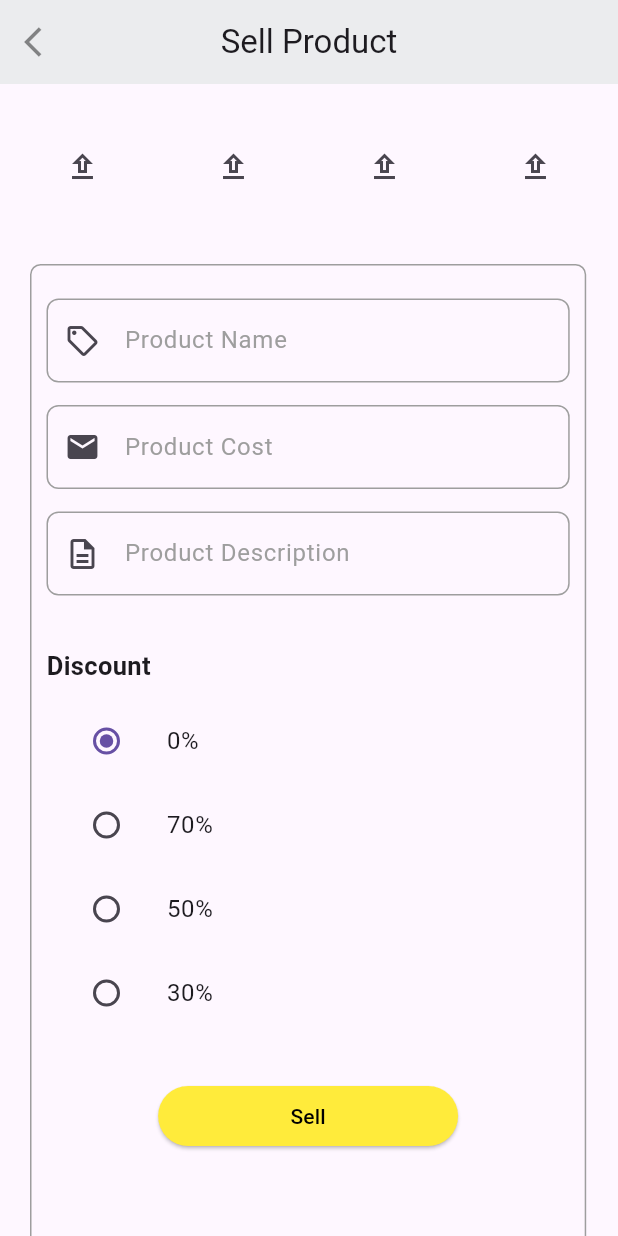
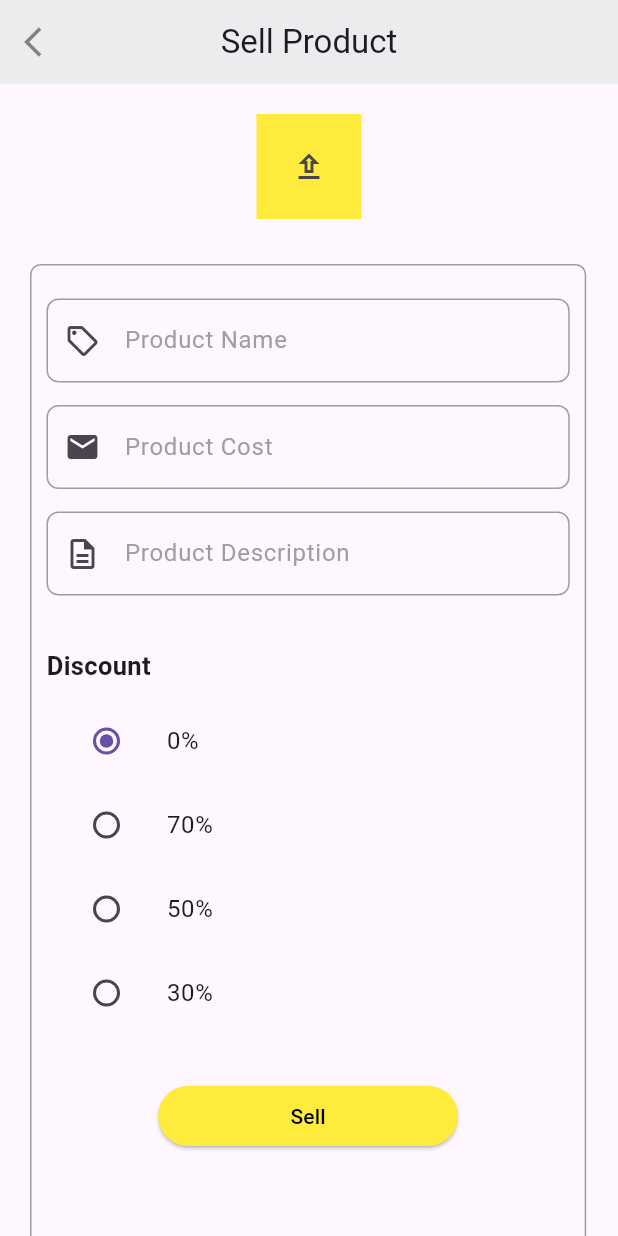
Before and after one commit to Rohan-Beta/AmazonClone, a Flutter app: the SellProductScreen screen opened directly, on a phone screen of 412 x 824 dp. Run offline on Flutter 3.47's test engine with Material 3 defaults, Android fonts, the phone set to English and light mode, and no system bars; our stand-ins replace cloud_firestore, connectivity_plus, firebase_auth, firebase_core, firebase_storage, font_awesome_flutter and 4 more; accounts and stored records are empty; network calls fail.

Commit message:
add product description screen

```diff
--- a/lib/MyModels/product_model.dart
+++ b/lib/MyModels/product_model.dart
@@ -9,6 +9,7 @@ class ProductModel {
   final String sellerName;
   final String sellerUid;
   final int rating;
+  final String description;
 
   ProductModel(
     this.url,
@@ -19,6 +20,7 @@ class ProductModel {
     this.sellerName,
     this.sellerUid,
     this.rating,
+    this.description,
   );
   Map<String, dynamic> getJson() {
     return {
@@ -30,6 +32,7 @@ class ProductModel {
       "sellerName": sellerName,
       "sellerUid": sellerUid,
       "rating": rating,
+      "description": description,
     };
   }
 
@@ -43,6 +46,7 @@ class ProductModel {
       json["sellerName"],
       json["sellerUid"],
       json["rating"],
+      json["description"],
     );
   }
 }
--- a/lib/screens/account_screen.dart
+++ b/lib/screens/account_screen.dart
@@ -199,7 +199,7 @@ class _AccountScreenState extends State<AccountScreen> {
                             "Rohan",
                             "8017202787",
                             4,
-                        ),
+                            "description"),
                       ),
                     ],
                   ),
--- a/lib/screens/cart_screen.dart
+++ b/lib/screens/cart_screen.dart
@@ -76,7 +76,9 @@ class _CartScreenState extends State<CartScreen> {
                   "123456789",
                   "Rohan",
                   "8017202787",
-                    4),
+                  4,
+                  "description",
+                ),
               ),
               Padding(
                 padding: const EdgeInsets.only(top: 20, bottom: 20),
--- a/lib/screens/home_screen.dart
+++ b/lib/screens/home_screen.dart
@@ -117,7 +117,7 @@ class _HomeScreenState extends State<HomeScreen> {
               ),
             )
           : Center(
-              child: CircularProgressIndicator(color: Colors.blue[300]),
+              child: CircularProgressIndicator(color: Colors.orange),
             ),
     );
   }
--- a/lib/screens/result_screen.dart
+++ b/lib/screens/result_screen.dart
@@ -65,7 +65,9 @@ class _ResultScreenState extends State<ResultScreen> {
                         "123456789",
                         "Rohan",
                         "8017202787",
-                          4),
+                        4,
+                        "description of product",
+                      ),
                     );
                   }),
             ),
--- a/lib/screens/sell_product_screen.dart
+++ b/lib/screens/sell_product_screen.dart
@@ -24,12 +24,11 @@ class _SellProductScreenState extends State<SellProductScreen> {
   TextEditingController costController = TextEditingController();
   TextEditingController descriptionController = TextEditingController();
 
-  bool isLoading = false;
   int selected = 1;
   Uint8List? image;
-  Uint8List? image1;
-  Uint8List? image2;
-  Uint8List? image3;
+  // Uint8List? image1;
+  // Uint8List? image2;
+  // Uint8List? image3;
 
   List<int> discountKeys = [0, 70, 50, 30];
 
@@ -83,12 +82,13 @@ class _SellProductScreenState extends State<SellProductScreen> {
                   crossAxisAlignment: CrossAxisAlignment.start,
                   children: [
                     Row(
-                      mainAxisAlignment: MainAxisAlignment.spaceBetween,
+                      mainAxisAlignment: MainAxisAlignment.center,
                       children: [
                         // first image
 
                         image == null
-                            ? SizedBox(
+                            ? Container(
+                                color: Colors.yellow,
                                 height: 70,
                                 width: 70,
                                 child: IconButton(
@@ -111,80 +111,80 @@ class _SellProductScreenState extends State<SellProductScreen> {
                                 child: Image.memory(image!),
                               ),
 
-                        // second image
-                        image1 == null
-                            ? SizedBox(
-                                height: 70,
-                                width: 70,
-                                child: IconButton(
-                                  icon: Icon(Icons.upload_outlined),
-                                  onPressed: () async {
-                                    Uint8List? temp =
-                                        await MyScreenSize().pickImage();
+                        // // second image
+                        // image1 == null
+                        //     ? SizedBox(
+                        //         height: 70,
+                        //         width: 70,
+                        //         child: IconButton(
+                        //           icon: Icon(Icons.upload_outlined),
+                        //           onPressed: () async {
+                        //             Uint8List? temp =
+                        //                 await MyScreenSize().pickImage();
 
-                                    if (temp != null) {
-                                      setState(() {
-                                        image1 = temp;
-                                      });
-                                    }
-                                  },
-                                ),
-                              )
-                            : SizedBox(
-                                height: 70,
-                                width: 70,
-                                child: Image.memory(image1!),
-                              ),
+                        //             if (temp != null) {
+                        //               setState(() {
+                        //                 image1 = temp;
+                        //               });
+                        //             }
+                        //           },
+                        //         ),
+                        //       )
+                        //     : SizedBox(
+                        //         height: 70,
+                        //         width: 70,
+                        //         child: Image.memory(image1!),
+                        //       ),
 
-                        // third image
-                        image2 == null
-                            ? SizedBox(
-                                height: 70,
-                                width: 70,
-                                child: IconButton(
-                                  icon: Icon(Icons.upload_outlined),
-                                  onPressed: () async {
-                                    Uint8List? temp =
-                                        await MyScreenSize().pickImage();
+                        // // third image
+                        // image2 == null
+                        //     ? SizedBox(
+                        //         height: 70,
+                        //         width: 70,
+                        //         child: IconButton(
+                        //           icon: Icon(Icons.upload_outlined),
+                        //           onPressed: () async {
+                        //             Uint8List? temp =
+                        //                 await MyScreenSize().pickImage();
 
-                                    if (temp != null) {
-                                      setState(() {
-                                        image2 = temp;
-                                      });
-                                    }
-                                  },
-                                ),
-                              )
-                            : SizedBox(
-                                height: 70,
-                                width: 70,
-                                child: Image.memory(image2!),
-                              ),
+                        //             if (temp != null) {
+                        //               setState(() {
+                        //                 image2 = temp;
+                        //               });
+                        //             }
+                        //           },
+                        //         ),
+                        //       )
+                        //     : SizedBox(
+                        //         height: 70,
+                        //         width: 70,
+                        //         child: Image.memory(image2!),
+                        //       ),
 
-                        // fourth image
-                        image3 == null
-                            ? SizedBox(
-                                height: 70,
-                                width: 70,
-                                child: IconButton(
-                                  icon: Icon(Icons.upload_outlined),
-                                  onPressed: () async {
-                                    Uint8List? temp =
-                                        await MyScreenSize().pickImage();
+                        // // fourth image
+                        // image3 == null
+                        //     ? SizedBox(
+                        //         height: 70,
+                        //         width: 70,
+                        //         child: IconButton(
+                        //           icon: Icon(Icons.upload_outlined),
+                        //           onPressed: () async {
+                        //             Uint8List? temp =
+                        //                 await MyScreenSize().pickImage();
 
-                                    if (temp != null) {
-                                      setState(() {
-                                        image3 = temp;
-                                      });
-                                    }
-                                  },
-                                ),
-                              )
-                            : SizedBox(
-                                height: 70,
-                                width: 70,
-                                child: Image.memory(image3!),
-                              ),
+                        //             if (temp != null) {
+                        //               setState(() {
+                        //                 image3 = temp;
+                        //               });
+                        //             }
+                        //           },
+                        //         ),
+                        //       )
+                        //     : SizedBox(
+                        //         height: 70,
+                        //         width: 70,
+                        //         child: Image.memory(image3!),
+                        //       ),
                       ],
                     ),
                     const SizedBox(
```
Also changed, not shown: lib/provider/sign_in_provider.dart (+1 -6 lines), lib/screens/product_description.dart (added, +47 -0 lines), lib/screens/product_detail_screen.dart (+9 -1 lines). Lines whose indentation alone changed are shown as unchanged.
